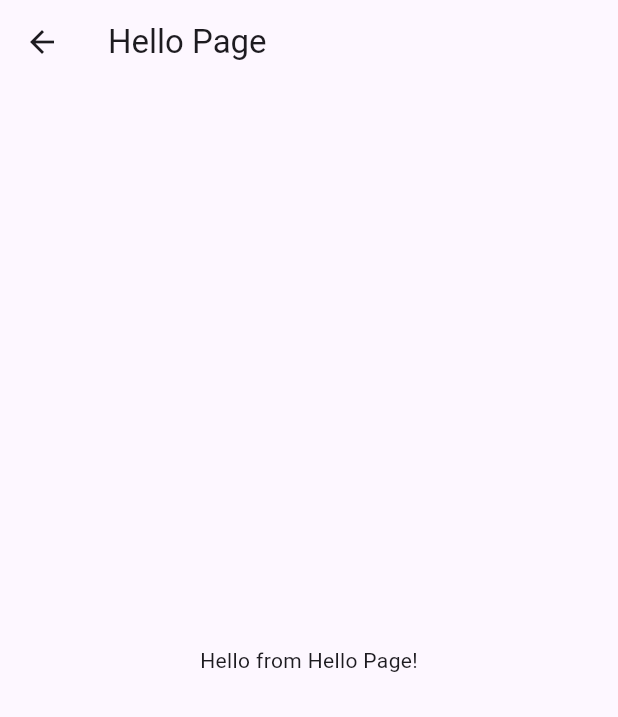
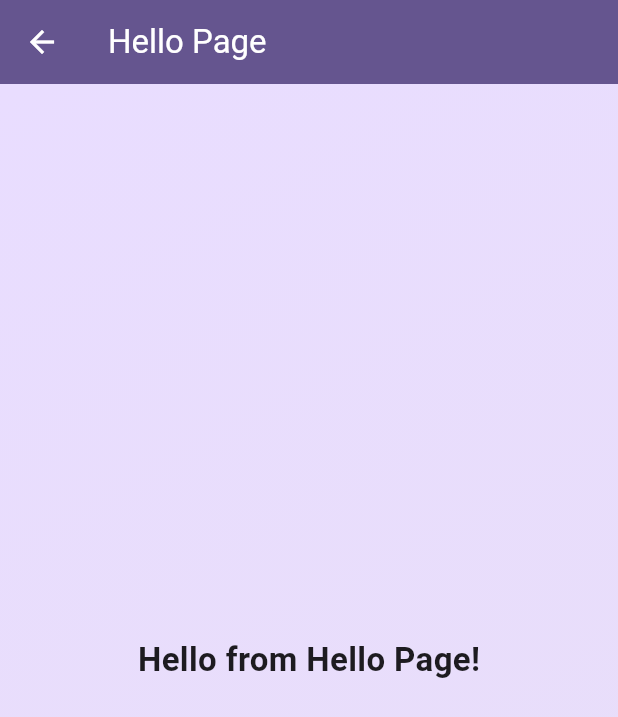
Before and after one commit to abids311-hash/wings_of_learning, a Flutter app: the HelloPage screen opened by its route, on a phone screen of 412 x 824 dp. Shown: the top 717 px of the screen. Run offline on Flutter 3.47's test engine with Material 3 defaults, Android fonts, the phone set to English and light mode, and no system bars.

Commit message:
Update hello.dart

```diff
--- a/lib/hello.dart
+++ b/lib/hello.dart
@@ -5,10 +5,28 @@ class HelloPage extends StatelessWidget {
 
   @override
   Widget build(BuildContext context) {
+    final cs = Theme.of(context).colorScheme;
+
     return Scaffold(
-      appBar: AppBar(title: const Text('Hello Page')),
-      body: const Center(
-        child: Text('Hello from Hello Page!'),
+      appBar: AppBar(
+        title: const Text('Hello Page'),
+        backgroundColor: cs.primary,
+        foregroundColor: cs.onPrimary,
+      ),
+      body: Container(
+        decoration: BoxDecoration(
+          gradient: LinearGradient(
+            colors: [cs.primaryContainer, cs.secondaryContainer],
+            begin: Alignment.topLeft,
+            end: Alignment.bottomRight,
+          ),
+        ),
+        child: const Center(
+          child: Text(
+            'Hello from Hello Page!',
+            style: TextStyle(fontSize: 22, fontWeight: FontWeight.bold),
+          ),
+        ),
       ),
     );
   }
```
